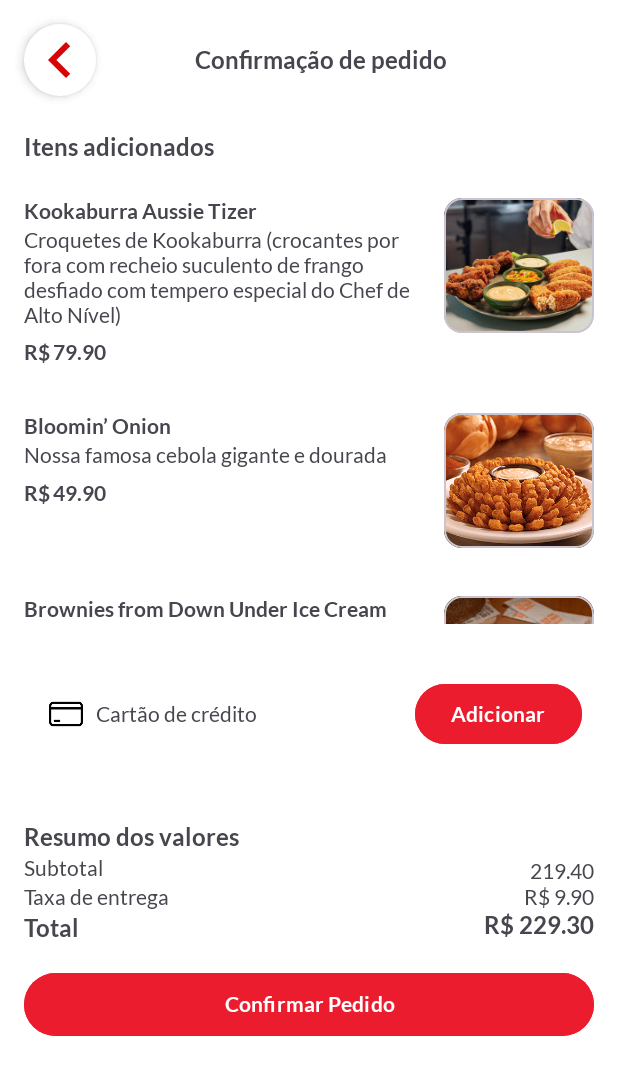
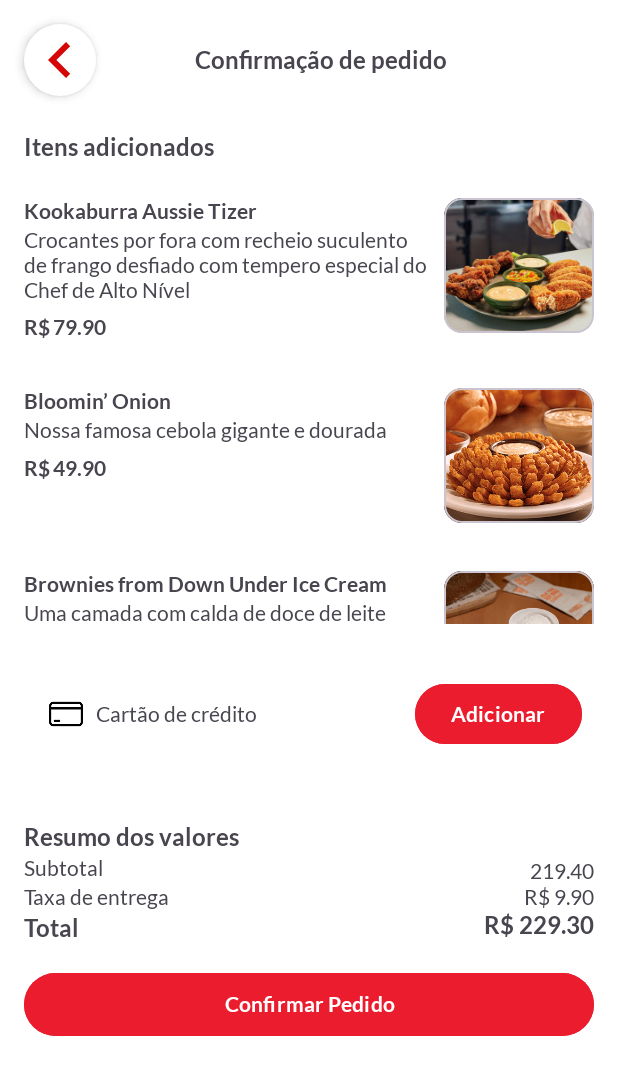
Before and after one commit to BRADDTELES/Desafio_Componente_de_Listagem_Por_Equipe, an Android app: the screen it shows after launch (ConfirmacaoPedidoActivity), on a phone screen of 412 x 824 dp. Shown: the top 1075 px of the screen. Run offline under Robolectric (Android 15) with nearby library versions, the phone set to English and light mode, and no system bars; our stand-ins replace Shimmer.

Commit message:
refactor: ajuste no texto de descrição do produto.

```diff
--- a/app/src/main/java/com/equipe4/desafiocomponentedelistagem/view/ConfirmacaoPedidoActivity.kt
+++ b/app/src/main/java/com/equipe4/desafiocomponentedelistagem/view/ConfirmacaoPedidoActivity.kt
@@ -21,10 +21,10 @@
     private lateinit var itemAdapter: ItemProdutoOpcionaisAdapter
 
     private val listaProdutosComOpcionais = listOf<ItemProdutoOpcionais>(
-        ItemProdutoOpcionais(1, "Kookaburra Aussie Tizer", "Croquetes de Kookaburra (crocantes por fora com recheio suculento de frango desfiado com tempero especial do Chef de Alto Nível)", R.drawable.kookaburra_aussie_tizer, 79.90),
+        ItemProdutoOpcionais(1, "Kookaburra Aussie Tizer", "Crocantes por fora com recheio suculento de frango desfiado com tempero especial do Chef de Alto Nível", R.drawable.kookaburra_aussie_tizer, 79.90),
         ItemProdutoOpcionais(2, "Bloomin’ Onion", "Nossa famosa cebola gigante e dourada", R.drawable.bloomin_onion_outback, 49.90),
-        ItemProdutoOpcionais(3, "Brownies from Down Under Ice Cream", "Uma camada do nosso brownie com calda de doce de leite Havanna e outra do brownie Havanna com calda de chocolate, servidas com uma bola de sorvete. ", R.drawable.choco_banoffee_outback, 29.90),
-        ItemProdutoOpcionais(4, "Batata Fritas", "Batatas fritas preparadas ao melhor aussie style.", R.drawable.fritas_outback, 30.90),
+        ItemProdutoOpcionais(3, "Brownies from Down Under Ice Cream", "Uma camada com calda de doce de leite Havanna e outra com calda de chocolate, servidas com uma bola de sorvete", R.drawable.choco_banoffee_outback, 29.90),
+        ItemProdutoOpcionais(4, "Batata Fritas", "Batatas fritas preparadas ao melhor aussie style", R.drawable.fritas_outback, 30.90),
         ItemProdutoOpcionais(5, "Thunder Brownies", "O delicioso brownie com nozes do nosso famoso Thunder", R.drawable.brownie_outback, 14.90),
         ItemProdutoOpcionais(6, "Chá Preto", "Tradicional", R.drawable.cha_preto_tradicional_outback, 13.90),
     )
```
